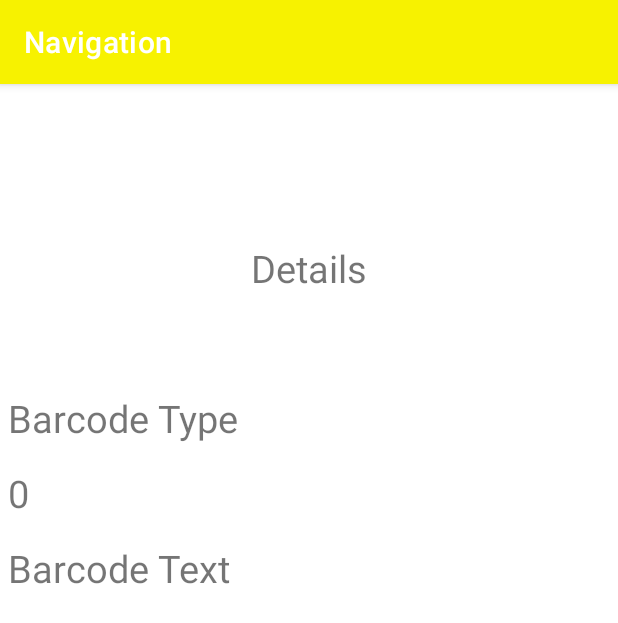
After one commit to cebsec17/barcodeAdminPage, an Android app: the Details screen opened directly, with no data from a screen before it, on a phone screen of 412 x 824 dp. The commit adds this screen. Shown: the top 623 px of the screen. Run offline under Robolectric (Android 15) with nearby library versions, the phone set to English and light mode, and no system bars.

Commit message:
Barcode Scanner 7.7.2021

```diff
--- a/app/build.gradle
+++ b/app/build.gradle
@@ -33,6 +33,7 @@ dependencies {
     implementation 'androidx.appcompat:appcompat:1.3.0'
     implementation 'com.google.android.material:material:1.3.0'
     implementation 'androidx.constraintlayout:constraintlayout:2.0.4'
+    implementation 'com.google.android.gms:play-services-vision:20.1.3'
     implementation 'androidx.legacy:legacy-support-v4:1.0.0'
     testImplementation 'junit:junit:4.+'
     androidTestImplementation 'androidx.test.ext:junit:1.1.2'
--- /dev/null
+++ b/app/src/main/java/com/example/navigation/Details.java
@@ -0,0 +1,31 @@
+package com.example.navigation;
+
+import android.content.Intent;
+import android.os.Bundle;
+import android.widget.TextView;
+
+import androidx.appcompat.app.AppCompatActivity;
+
+
+public class Details extends AppCompatActivity {
+
+    private TextView barcodeText;
+    private TextView barcodeType;
+
+
+    public void onCreate(Bundle savedInstanceState) {
+        super.onCreate(savedInstanceState);
+        setContentView(R.layout.details);
+
+        barcodeText = findViewById(R.id.barcode_text);
+        barcodeType = findViewById(R.id.barcode_type);
+
+
+        Integer barcodeTyp = getIntent().getIntExtra("barcodeTyp",0);
+        String barcodeData = getIntent().getStringExtra("barcodeData");
+        barcodeText.setText(barcodeData);
+        barcodeType.setText(Integer.toString(barcodeTyp));
+
+    }
+
+}
--- /dev/null
+++ b/app/src/main/res/layout/details.xml
@@ -0,0 +1,75 @@
+<?xml version="1.0" encoding="utf-8"?>
+<androidx.constraintlayout.widget.ConstraintLayout xmlns:android="http://schemas.android.com/apk/res/android"
+    xmlns:app="http://schemas.android.com/apk/res-auto"
+    android:layout_width="match_parent"
+    android:layout_height="match_parent">
+
+    <TextView
+
+        android:text="Details"
+        android:id="@+id/details"
+        android:layout_width="match_parent"
+        android:layout_height="50dp"
+        app:layout_constraintTop_toTopOf="parent"
+        app:layout_constraintLeft_toLeftOf="parent"
+        app:layout_constraintRight_toRightOf="parent"
+        android:layout_marginTop="100dp"
+        android:textSize="25sp"
+        android:textAlignment="center"
+        android:padding="5dp"
+        />
+
+
+    <TextView
+
+        android:layout_width="match_parent"
+        android:layout_height="50dp"
+        android:padding="5dp"
+        android:text="Barcode Type"
+        android:textSize="25sp"
+        app:layout_constraintLeft_toLeftOf="parent"
+        app:layout_constraintRight_toRightOf="parent"
+        app:layout_constraintTop_toBottomOf="@id/details"
+        android:layout_marginTop="50dp"
+        />
+
+    <TextView
+        android:id="@+id/barcode_type"
+        android:text="Barcode Type"
+        android:layout_width="match_parent"
+        android:layout_height="50dp"
+        app:layout_constraintTop_toTopOf="parent"
+        app:layout_constraintLeft_toLeftOf="parent"
+        app:layout_constraintRight_toRightOf="parent"
+        android:layout_marginTop="250dp"
+        android:textSize="25sp"
+        android:padding="5dp"
+        />
+
+    <TextView
+
+        android:layout_width="match_parent"
+        android:layout_height="50dp"
+        android:padding="5dp"
+        android:text="Barcode Text"
+        android:textSize="25sp"
+        app:layout_constraintLeft_toLeftOf="parent"
+        app:layout_constraintRight_toRightOf="parent"
+        app:layout_constraintTop_toBottomOf="@id/details"
+        android:layout_marginTop="150dp"
+        />
+
+    <TextView
+        android:id="@+id/barcode_text"
+        android:layout_width="match_parent"
+        android:layout_height="350dp"
+        app:layout_constraintLeft_toLeftOf="parent"
+        app:layout_constraintRight_toRightOf="parent"
+        app:layout_constraintTop_toBottomOf="@id/barcode_type"
+        android:layout_marginTop="50dp"
+        android:text="Barcode Text"
+        android:textSize="25sp"
+        android:padding="5dp"/>
+
+
+</androidx.constraintlayout.widget.ConstraintLayout>
```
Also changed, not shown: app/src/main/AndroidManifest.xml (+15 -6 lines), app/src/main/java/com/example/navigation/ScannerFragment.java (+131 -37 lines), app/src/main/res/layout/fragment_scanner.xml (+51 -5 lines).
